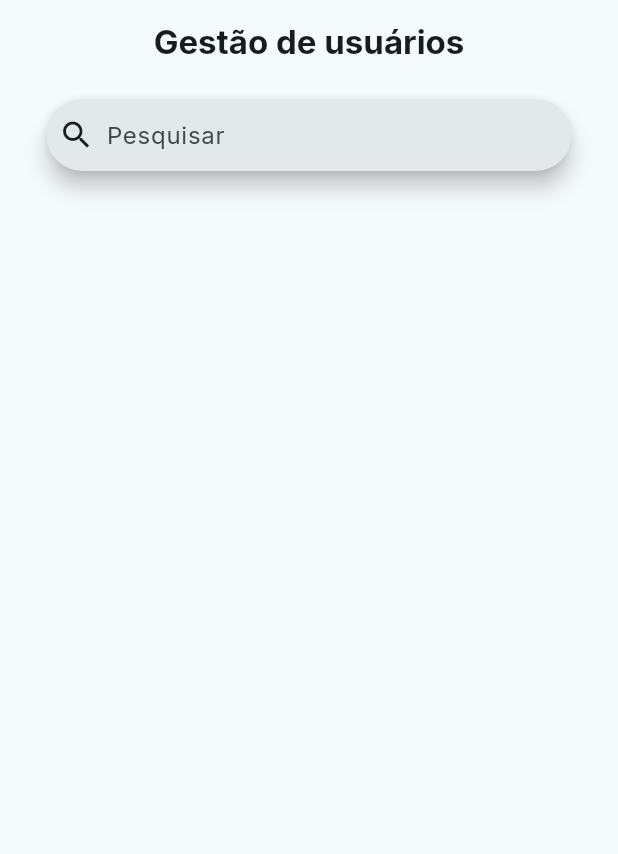
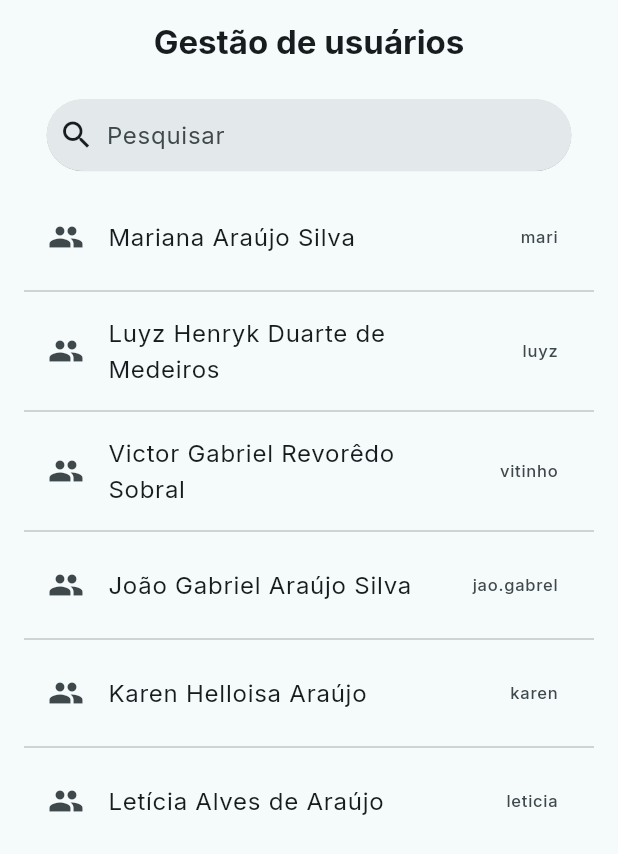
Before and after one commit to mari-arujjo/Ordem-De-Servico-Piloto, a Flutter app: the GestaoUsuariosPage screen opened by its route, on a phone screen of 412 x 824 dp. Shown: the top 854 px of the screen. Run offline on Flutter 3.47's test engine with Material 3 defaults, Android fonts, the phone set to English and light mode, and no system bars; our stand-ins replace go_router, google_fonts.

Commit message:
Feature: lista de usuarios

```diff
--- a/lib/app/UI/pages/gestao_usuarios/gestao_usuarios_page.dart
+++ b/lib/app/UI/pages/gestao_usuarios/gestao_usuarios_page.dart
@@ -1,5 +1,6 @@
 import 'package:flutter/material.dart';
 import 'package:ordem_de_servico/app/UI/widgets/search_widget.dart';
+import 'package:ordem_de_servico/app/src/controllers/gestao_usuarios_controller.dart';
 
 class GestaoUsuariosPage extends StatefulWidget {
   const GestaoUsuariosPage({super.key});
@@ -9,6 +10,8 @@ class GestaoUsuariosPage extends StatefulWidget {
 }
 
 class _GestaoUsuariosState extends State<GestaoUsuariosPage> {
+  var controller = GestaoUsuariosController();
+
   @override
   Widget build(BuildContext context) {
     return Scaffold(
@@ -23,7 +26,23 @@ class _GestaoUsuariosState extends State<GestaoUsuariosPage> {
           padding: EdgeInsets.only(top: 10),
           child: Column(
             children: [
-              SearchBarWidget()
+              const SearchBarWidget(),
+
+              Expanded(child:
+                ListView.separated(
+                  itemCount: controller.allUsers.length,
+                  itemBuilder: (BuildContext context, int i){
+                    final allUsers = controller.allUsers;
+                    return ListTile(
+                      leading: Icon(Icons.people),
+                      title: Text(allUsers[i].nome),
+                      trailing: Text(allUsers[i].usuario),
+                    );
+                  },
+                  separatorBuilder: (_, __) => Divider(),
+                  padding: EdgeInsets.all(16),
+                ),
+              )
             ]
           ),
         ),
--- a/lib/app/UI/widgets/search_widget.dart
+++ b/lib/app/UI/widgets/search_widget.dart
@@ -19,6 +19,7 @@ class _SearchBarState extends State<SearchBarWidget> {
       ),
       leading: const Icon(Icons.search),
       hintText: 'Pesquisar',
+      elevation: const WidgetStatePropertyAll(0.100),
     );
   }
 }
--- /dev/null
+++ b/lib/app/src/controllers/gestao_usuarios_controller.dart
@@ -0,0 +1,46 @@
+import 'package:ordem_de_servico/app/src/models/usuario_model.dart';
+
+class GestaoUsuariosController {
+  List<UsuarioModel> allUsers = [];
+
+  GestaoUsuariosController(){
+    allUsers = [
+      UsuarioModel(
+        id_usuario: 1,
+        usuario: 'mari',
+        nome: 'Mariana Araújo Silva',
+        nivel_acesso: 1
+      ),
+      UsuarioModel(
+        id_usuario: 3,
+        usuario: 'luyz',
+        nome: 'Luyz Henryk Duarte de Medeiros',
+        nivel_acesso: 1
+      ),
+      UsuarioModel(
+        id_usuario: 5,
+        usuario: 'vitinho',
+        nome: 'Victor Gabriel Revorêdo Sobral',
+        nivel_acesso: 2
+      ),
+      UsuarioModel(
+        id_usuario: 6,
+        usuario: 'jao.gabrel',
+        nome: 'João Gabriel Araújo Silva',
+        nivel_acesso: 3
+      ),
+      UsuarioModel(
+        id_usuario: 7,
+        usuario: 'karen',
+        nome: 'Karen Helloisa Araújo',
+        nivel_acesso: 3
+      ),
+      UsuarioModel(
+        id_usuario: 9,
+        usuario: 'leticia',
+        nome: 'Letícia Alves de Araújo',
+        nivel_acesso: 2
+      ),
+    ];
+  }
+}
--- a/lib/app/src/models/usuario_model.dart
+++ b/lib/app/src/models/usuario_model.dart
@@ -1,15 +1,19 @@
 class UsuarioModel{
-  int? id_usuario;
-  String? usuario;
-  String? nome;
-  int? nivel_acesso;
-  String? senha;
+  // ignore: non_constant_identifier_names
+  int id_usuario;
+  String usuario;
+  String nome;
+  // ignore: non_constant_identifier_names
+  int nivel_acesso;
+  String senha;
 
   UsuarioModel({
-    this.id_usuario,
-    this.usuario,
-    this.nome,
-    this.nivel_acesso,
-    this.senha,
+    // ignore: non_constant_identifier_names
+    this.id_usuario =0,
+    this.usuario ="",
+    this.nome="",
+    // ignore: non_constant_identifier_names
+    this.nivel_acesso=0,
+    this.senha="",
   });
 }
```
